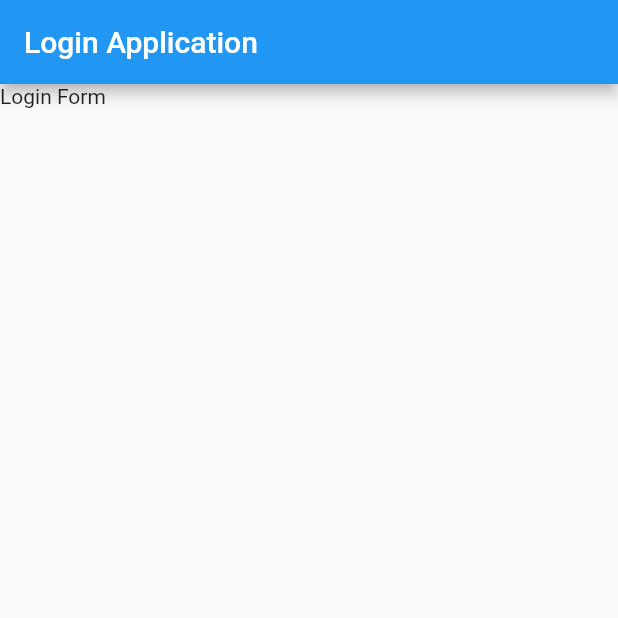
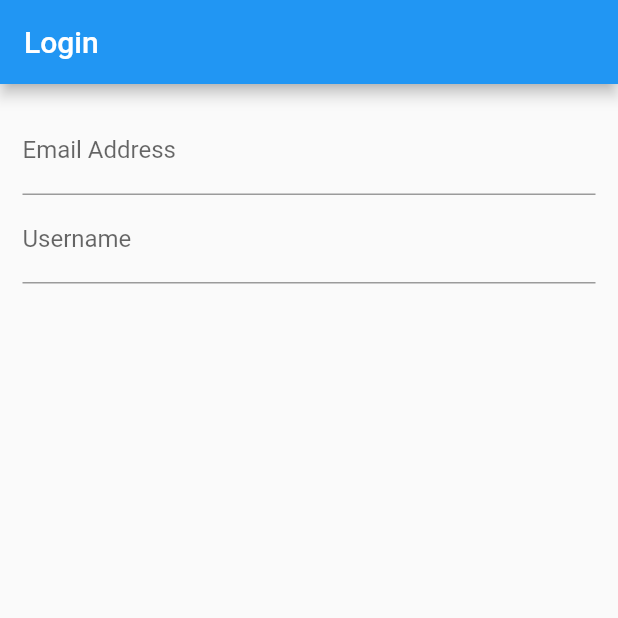
Before and after one commit to conrad96/login_flutter, a Flutter app: the screen it shows after launch, on a phone screen of 412 x 824 dp, the top half of it. Run offline on Flutter 3.47's test engine with Material 2 defaults, Android fonts, the phone set to English and light mode, and no system bars.

Commit message:
added form fields  email nd username

```diff
--- a/lib/src/app.dart
+++ b/lib/src/app.dart
@@ -1,4 +1,5 @@
 import "package:flutter/material.dart";
+import "screens/login_screen.dart";
 
 class App extends StatelessWidget{
   Widget build(context){
@@ -6,9 +7,9 @@ class App extends StatelessWidget{
   home: Scaffold(
 
     appBar: AppBar(
-    title: Text("Login Application")
+    title: Text("Login")
         ),
-        body: Text("Login Form"),
+        body: LoginScreen(),
       )
     );
   }
--- /dev/null
+++ b/lib/src/screens/login_screen.dart
@@ -0,0 +1,49 @@
+import "package:flutter/material.dart";
+
+class LoginScreen extends StatefulWidget{
+  createState(){
+    return LoginScreenState();
+  }
+}
+
+class LoginScreenState extends State<LoginScreen>{
+
+  Widget build(context){
+    return Container(
+      margin: EdgeInsets.all(15.0),
+      child: Form(
+        child: Column(
+          children: [
+            emailField(),
+            username(),
+            //passwordField(),
+           // submitButton(),
+          ],
+        ),
+      ),
+    );
+  }
+
+  Widget emailField(){
+    return TextField(
+      decoration: InputDecoration(
+        labelText: "Email Address",
+        hintText: "john.doe@example.com",
+
+      ),
+    );
+  }
+  Widget username(){
+    return TextField(
+      decoration: InputDecoration(
+        labelText: "Username",
+      ),
+    );
+  }
+  Widget passwordField(){
+
+  }
+  Widget submitButton(){
+
+  }
+}
```
